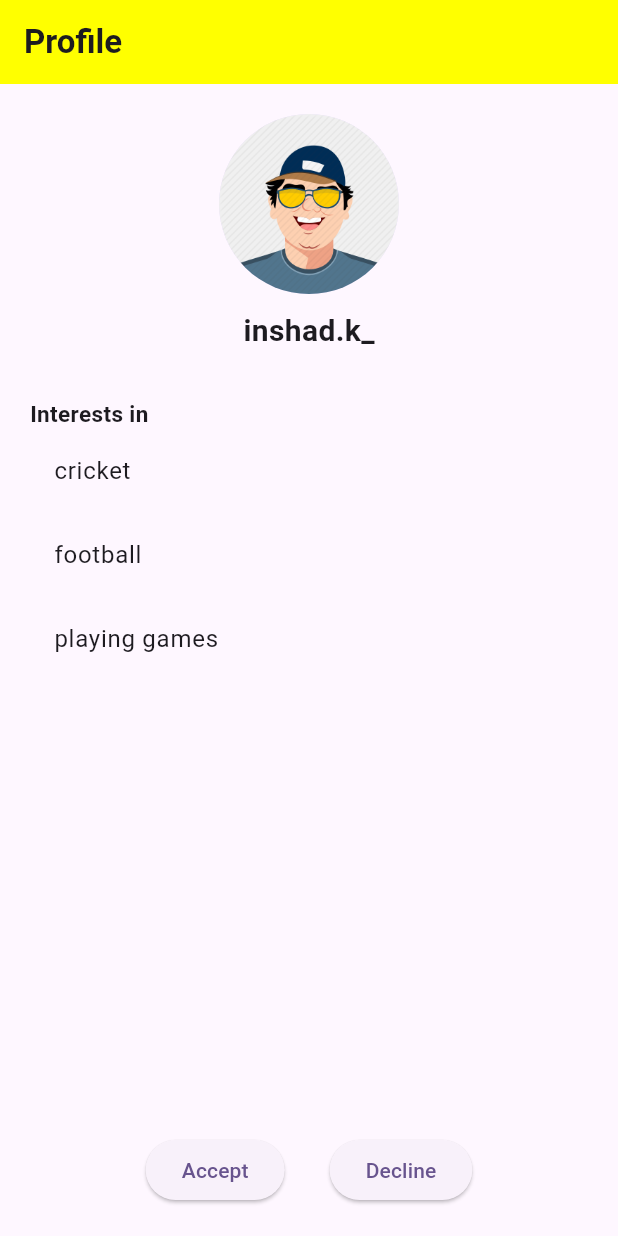
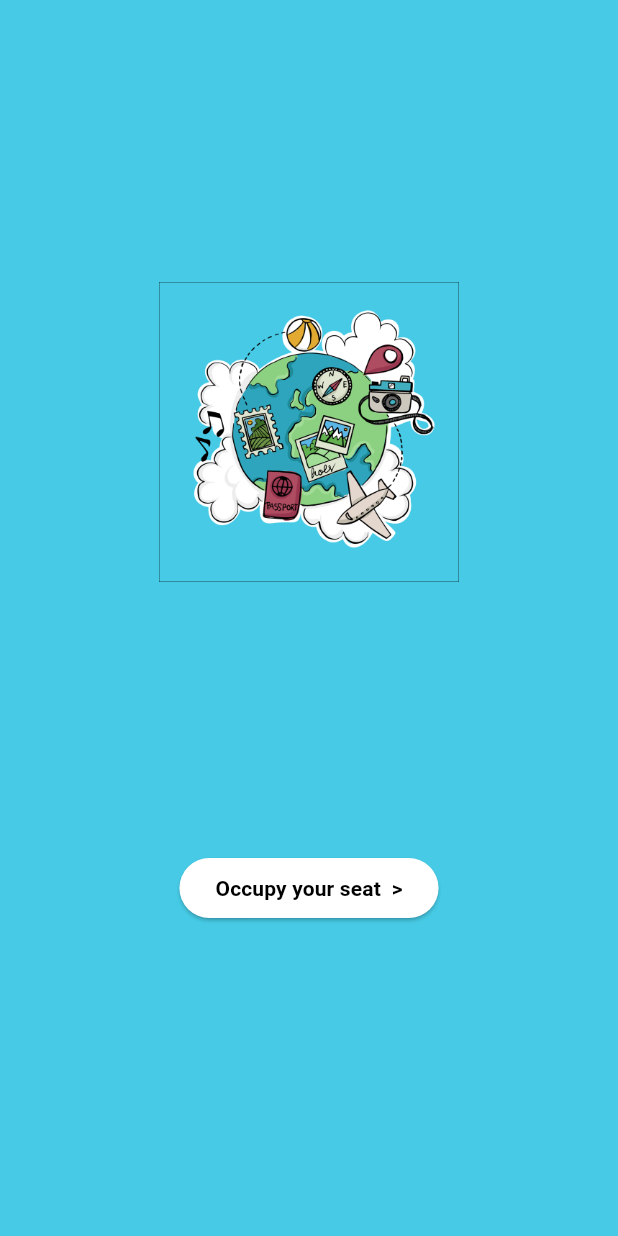
Before and after one commit to inshad02/Flutter_practising, a Flutter app: the screen it shows after launch, on a phone screen of 412 x 824 dp. Run offline on Flutter 3.47's test engine with Material 3 defaults, Android fonts, the phone set to English and light mode, and no system bars; our stand-ins replace fluttertoast.

Commit message:
Daily Tasks

```diff
--- a/lib/LeafBord/startPage.dart
+++ b/lib/LeafBord/startPage.dart
@@ -1,5 +1,6 @@
 // ignore_for_file: prefer_const_constructors
 
+import 'package:demo/LeafBord/signUp.dart';
 import 'package:flutter/material.dart';
 
 class StartPage extends StatefulWidget {
@@ -67,7 +68,10 @@ class _StartPageState extends State<StartPage> {
             height: 180,
           ),
           ElevatedButton(
-              onPressed: () {},
+              onPressed: () {
+                Navigator.push(
+                    context, MaterialPageRoute(builder: (_) => SignUpLeaf()));
+              },
               style: ButtonStyle(
                   backgroundColor: WidgetStatePropertyAll(
                       Color.fromARGB(255, 107, 242, 111))),
--- /dev/null
+++ b/lib/booking/startPage.dart
@@ -0,0 +1,69 @@
+// ignore_for_file: prefer_const_constructors, sort_child_properties_last
+
+import 'package:demo/booking/dateSelectPage.dart';
+import 'package:flutter/material.dart';
+
+class StartPageBooking extends StatefulWidget {
+  const StartPageBooking({super.key});
+
+  @override
+  State<StartPageBooking> createState() => _StartPageBookingState();
+}
+
+class _StartPageBookingState extends State<StartPageBooking>
+    with SingleTickerProviderStateMixin {
+  late AnimationController _controller;
+
+  @override
+  void initState() {
+    super.initState();
+    _controller = AnimationController(vsync: this);
+  }
+
+  @override
+  void dispose() {
+    _controller.dispose();
+    super.dispose();
+  }
+
+  @override
+  Widget build(BuildContext context) {
+    return Scaffold(
+      backgroundColor: Color.fromARGB(220, 41, 194, 225),
+      body: Center(
+        child: Column(
+          mainAxisAlignment: MainAxisAlignment.center,
+          crossAxisAlignment: CrossAxisAlignment.center,
+          children: [
+            Center(
+              child: Image.asset(
+                "assets/travell.png",
+                width: 200,
+                height: 200,
+              ),
+            ),
+            SizedBox(
+              height: 180,
+            ),
+            Padding(
+              padding: const EdgeInsets.only(bottom: 20),
+              child: ElevatedButton(
+                onPressed: () {
+                  Navigator.push(context,
+                      MaterialPageRoute(builder: (_) => SelectorPage()));
+                },
+                child: Text(
+                  "Occupy your seat  >",
+                  style: TextStyle(
+                      fontWeight: FontWeight.bold, color: Colors.black),
+                ),
+                style: ButtonStyle(
+                    backgroundColor: WidgetStatePropertyAll(Colors.white)),
+              ),
+            ),
+          ],
+        ),
+      ),
+    );
+  }
+}
--- a/lib/profile/profile.dart
+++ b/lib/profile/profile.dart
@@ -1,4 +1,6 @@
 // ignore_for_file: prefer_const_constructors, prefer_const_literals_to_create_immutables
+
+import 'dart:io';
 
 import 'package:flutter/material.dart';
 import 'package:fluttertoast/fluttertoast.dart';
--- a/lib/main.dart
+++ b/lib/sample/main.dart
@@ -9,6 +9,7 @@ import 'package:demo/LeafBord/signUp.dart';
 import 'package:demo/LeafBord/startPage.dart';
 import 'package:demo/Validation/validation.dart';
 import 'package:demo/Validation/home.dart';
+import 'package:demo/booking/startPage.dart';
 import 'package:demo/greenHub/SignUpPage.dart';
 import 'package:demo/greenHub/addPlants.dart';
 import 'package:demo/greenHub/cart.dart';
@@ -44,7 +45,7 @@ class MyApp extends StatelessWidget {
       // home:Monstera(),
       // home: Cart(),
       // home: AddPlants(),
-      home: MyProfile(),
+      home: StartPageBooking(),
     );
   }
 }
```
Also changed, not shown: lib/LeafBord/signUp.dart (+33 -1 lines), lib/booking/confirm.dart (added, +25 -0 lines), lib/booking/dateSelectPage.dart (added, +82 -0 lines), assets/pngwing.com (2).png (deleted), assets/travel.png (added), assets/travell.png (added), lib/sample/chess.dart (renamed from lib/chess.dart), lib/sample/circle.dart (renamed from lib/circle.dart), lib/sample/homePage.dart (renamed from lib/homePage.dart), lib/sample/image.dart (renamed from lib/image.dart), lib/sample/loginPage.dart (renamed from lib/loginPage.dart).
